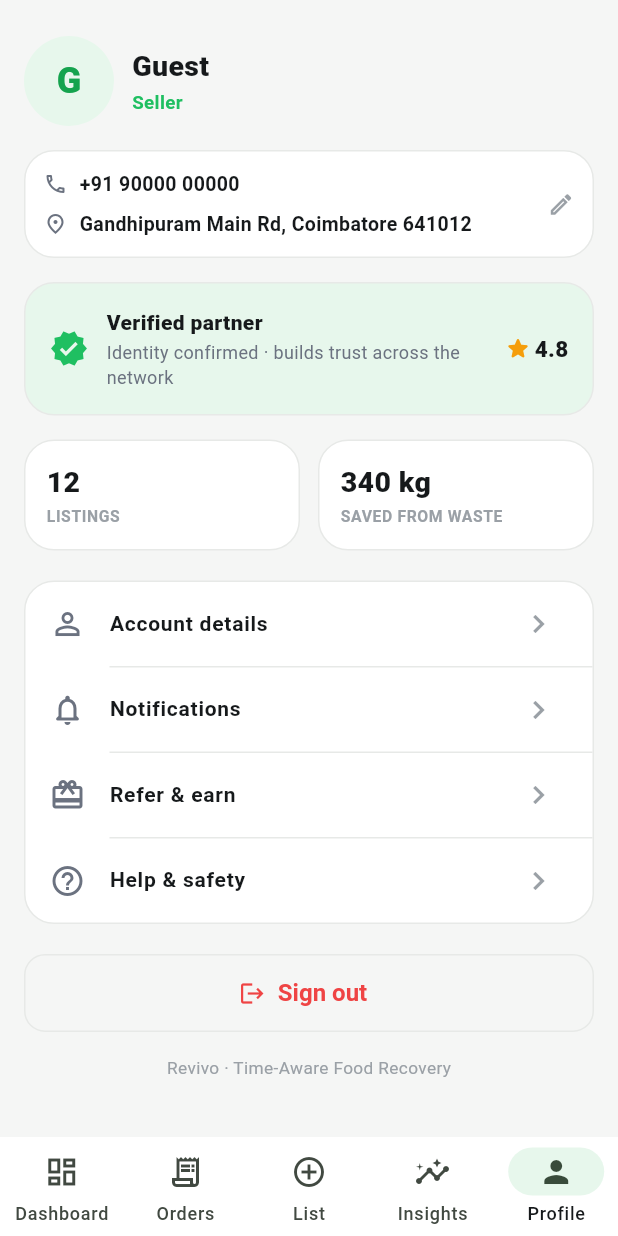
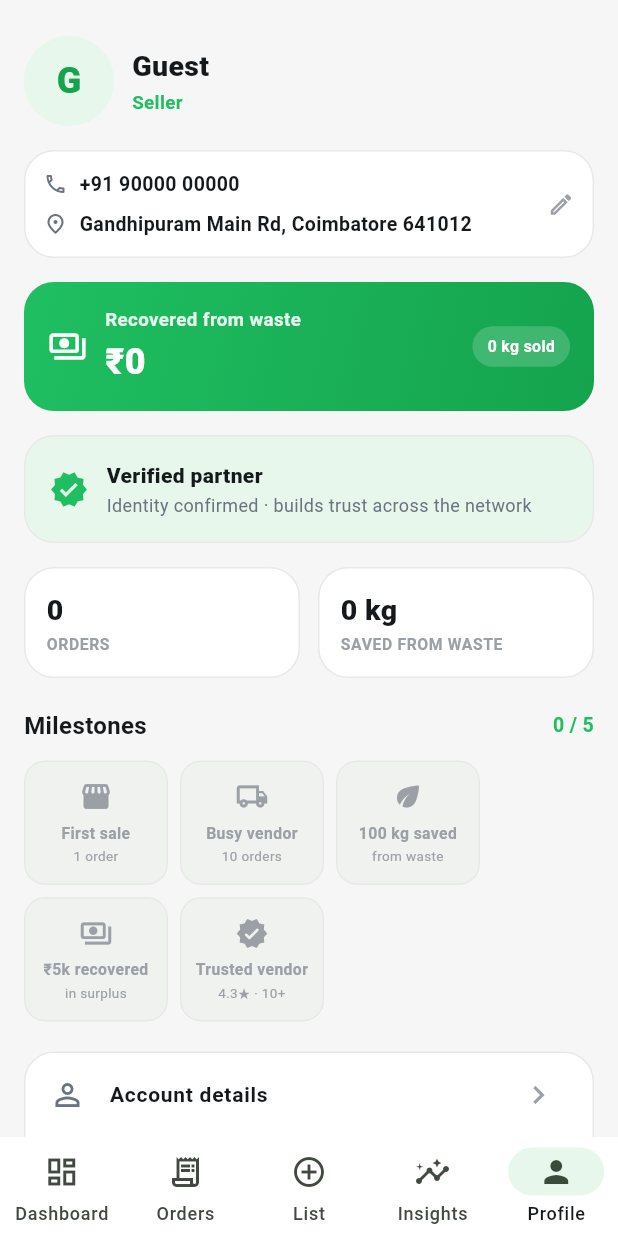
Before and after one commit to smriti51818/Revivo, a Flutter app: the ProfileScreen screen opened by its route, on a phone screen of 412 x 824 dp. Run offline on Flutter 3.47's test engine with Material 3 defaults, Android fonts, the phone set to English and light mode, and no system bars; our stand-ins replace flutter_riverpod, go_router, image_picker.

Commit message:
feat(profile): real role-aware stats, un-gate seller/cook wallet & badges
Kill the hardcoded profile numbers (12 listings, ₹6,200 saved, 4.8★, …) and
the buyer-only gating. The profile now reads GET /profile and shows every role
its real, persisted figures:

- Ledger card for all three roles: buyer credits · seller recovered revenue +
  kg sold · cook meals served + rescues (was a buyer-only wallet card)
- Trust card shows a seller's real earned rating + Trusted badge (was a
  hardcoded 4.8)
- Stat tiles + milestone badges now role-aware and data-driven —
  sellerBadges()/cookBadges() added alongside buyerBadges()
- profileStatsProvider (GET /profile) + ProfileStats model; pull-to-refresh
- asInt() JSON helper

flutter analyze clean, 21 tests green. Offline mode degrades to honest zeros
instead of fabricated numbers.

```diff
--- a/app/lib/core/api/json_utils.dart
+++ b/app/lib/core/api/json_utils.dart
@@ -3,6 +3,10 @@
 double asDouble(dynamic value) =>
     value is num ? value.toDouble() : double.tryParse('$value') ?? 0;
 
+/// Parses a JSON number into a Dart int, defaulting to 0.
+int asInt(dynamic value) =>
+    value is num ? value.toInt() : int.tryParse('$value') ?? 0;
+
 /// Converts epoch seconds (int/double) to a DateTime, defaulting to now.
 DateTime epochToDate(dynamic value) => value is num
     ? DateTime.fromMillisecondsSinceEpoch((value * 1000).round())
--- /dev/null
+++ b/app/lib/features/shared/application/profile_stats_providers.dart
@@ -0,0 +1,89 @@
+import 'package:flutter_riverpod/flutter_riverpod.dart';
+
+import '../../../core/api/providers.dart';
+import '../../../core/api/json_utils.dart';
+
+/// The signed-in user's real, persisted numbers (GET /profile) — wallet balance,
+/// vendor reputation, and role-specific aggregates. Replaces the old hardcoded
+/// profile stats and the name-hash-faked vendor reputation.
+class ProfileStats {
+  const ProfileStats({
+    required this.walletCredits,
+    required this.vendorOrders,
+    required this.vendorSoldKg,
+    required this.vendorRevenue,
+    required this.vendorRating,
+    required this.vendorRatingCount,
+    required this.vendorTrusted,
+    required this.buyerOrders,
+    required this.buyerSaved,
+    required this.buyerKg,
+    required this.cookRescues,
+    required this.cookMeals,
+    required this.cookKg,
+  });
+
+  final int walletCredits;
+
+  final int vendorOrders;
+  final double vendorSoldKg;
+  final double vendorRevenue;
+  final double vendorRating;
+  final int vendorRatingCount;
+  final bool vendorTrusted;
+
+  final int buyerOrders;
+  final double buyerSaved;
+  final double buyerKg;
+
+  final int cookRescues;
+  final int cookMeals;
+  final double cookKg;
+
+  static const empty = ProfileStats(
+    walletCredits: 0,
+    vendorOrders: 0,
+    vendorSoldKg: 0,
+    vendorRevenue: 0,
+    vendorRating: 0,
+    vendorRatingCount: 0,
+    vendorTrusted: false,
+    buyerOrders: 0,
+    buyerSaved: 0,
+    buyerKg: 0,
+    cookRescues: 0,
+    cookMeals: 0,
+    cookKg: 0,
+  );
+
+  factory ProfileStats.fromJson(Map<String, dynamic> j) {
+    final vendor = (j['vendor'] as Map?)?.cast<String, dynamic>() ?? const {};
+    final buyer = (j['buyer'] as Map?)?.cast<String, dynamic>() ?? const {};
+    final cook = (j['cook'] as Map?)?.cast<String, dynamic>() ?? const {};
+    return ProfileStats(
+      walletCredits: asInt(j['wallet']),
+      vendorOrders: asInt(vendor['orders']),
+      vendorSoldKg: asDouble(vendor['soldKg']),
+      vendorRevenue: asDouble(vendor['revenue']),
+      vendorRating: asDouble(vendor['avgRating']),
+      vendorRatingCount: asInt(vendor['ratingCount']),
+      vendorTrusted: vendor['trusted'] == true,
+      buyerOrders: asInt(buyer['orders']),
+      buyerSaved: asDouble(buyer['saved']),
+      buyerKg: asDouble(buyer['kg']),
+      cookRescues: asInt(cook['rescues']),
+      cookMeals: asInt(cook['meals']),
+      cookKg: asDouble(cook['kg']),
+    );
+  }
+}
+
+/// Fetches the live profile aggregates. Offline/mock mode returns zeros — the
+/// UI degrades to an honest empty state rather than fabricated numbers.
+final profileStatsProvider = FutureProvider<ProfileStats>((ref) async {
+  final config = ref.read(appConfigProvider);
+  if (!config.useLiveApi) return ProfileStats.empty;
+  final res = await ref.read(apiClientProvider).get('/profile');
+  if (res is! Map) return ProfileStats.empty;
+  return ProfileStats.fromJson(res.cast<String, dynamic>());
+});
--- a/app/lib/features/shared/badges.dart
+++ b/app/lib/features/shared/badges.dart
@@ -52,3 +52,75 @@ List<MilestoneBadge> buyerBadges({
         earned: meals >= 50),
   ];
 }
+
+/// Seller milestones from real orders fulfilled, kg moved, revenue, and the
+/// auto-earned Trusted flag.
+List<MilestoneBadge> sellerBadges({
+  required int orders,
+  required double kg,
+  required double revenue,
+  required bool trusted,
+}) {
+  return [
+    MilestoneBadge(
+        title: 'First sale',
+        sub: '1 order',
+        icon: Icons.storefront_rounded,
+        earned: orders >= 1),
+    MilestoneBadge(
+        title: 'Busy vendor',
+        sub: '10 orders',
+        icon: Icons.local_shipping_outlined,
+        earned: orders >= 10),
+    MilestoneBadge(
+        title: '100 kg saved',
+        sub: 'from waste',
+        icon: Icons.eco_rounded,
+        earned: kg >= 100),
+    MilestoneBadge(
+        title: '₹5k recovered',
+        sub: 'in surplus',
+        icon: Icons.payments_outlined,
+        earned: revenue >= 5000),
+    MilestoneBadge(
+        title: 'Trusted vendor',
+        sub: '4.3★ · 10+',
+        icon: Icons.verified_rounded,
+        earned: trusted),
+  ];
+}
+
+/// Cook/NGO milestones from rescues handled and meals served.
+List<MilestoneBadge> cookBadges({
+  required int rescues,
+  required int meals,
+  required double kg,
+}) {
+  return [
+    MilestoneBadge(
+        title: 'First rescue',
+        sub: '1 handled',
+        icon: Icons.volunteer_activism_outlined,
+        earned: rescues >= 1),
+    MilestoneBadge(
+        title: 'Meal hero',
+        sub: '~100 meals',
+        icon: Icons.restaurant_rounded,
+        earned: meals >= 100),
+    MilestoneBadge(
+        title: 'Kitchen force',
+        sub: '10 rescues',
+        icon: Icons.soup_kitchen_outlined,
+        earned: rescues >= 10),
+    MilestoneBadge(
+        title: '500 meals',
+        sub: 'served',
+        icon: Icons.diversity_3_outlined,
+        earned: meals >= 500),
+    MilestoneBadge(
+        title: '250 kg rescued',
+        sub: 'kept from waste',
+        icon: Icons.shield_outlined,
+        earned: kg >= 250),
+  ];
+}
--- a/app/lib/features/shared/profile_screen.dart
+++ b/app/lib/features/shared/profile_screen.dart
@@ -8,9 +8,8 @@ import '../../core/theme/app_colors.dart';
 import '../../core/theme/app_spacing.dart';
 import '../../core/format.dart';
 import '../../core/widgets/app_card.dart';
-import '../buyer/application/marketplace_providers.dart';
-import '../buyer/application/wallet_providers.dart';
 import 'application/profile_providers.dart';
+import 'application/profile_stats_providers.dart';
 import 'badges.dart';
 
 class ProfileScreen extends ConsumerWidget {
@@ -23,9 +22,13 @@ class ProfileScreen extends ConsumerWidget {
     final role = session?.role ?? UserRole.vendor;
     final name = session?.name ?? details.name;
     final email = session?.email ?? '';
+    final stats =
+        ref.watch(profileStatsProvider).valueOrNull ?? ProfileStats.empty;
 
     return Scaffold(
       body: SafeArea(
+        child: RefreshIndicator(
+          onRefresh: () => ref.refresh(profileStatsProvider.future),
           child: ListView(
             padding: const EdgeInsets.all(AppSpacing.screen),
             children: [
@@ -33,26 +36,22 @@ class ProfileScreen extends ConsumerWidget {
               _identity(name, email, role),
               const SizedBox(height: AppSpacing.lg),
               _contactCard(context, details),
-            if (role == UserRole.buyer) ...[
               const SizedBox(height: AppSpacing.lg),
-              _walletCard(ref.watch(walletProvider)),
-            ],
+              _ledgerCard(role, stats),
               const SizedBox(height: AppSpacing.lg),
-            _trustCard(),
+              _trustCard(role, stats),
               const SizedBox(height: AppSpacing.lg),
               Row(
                 children: [
-                for (final stat in _statsFor(role)) ...[
+                  for (final stat in _statsFor(role, stats)) ...[
                     Expanded(child: _statTile(stat.$1, stat.$2)),
-                  if (stat != _statsFor(role).last)
+                    if (stat != _statsFor(role, stats).last)
                       const SizedBox(width: AppSpacing.md),
                   ],
                 ],
               ),
-            if (role == UserRole.buyer) ...[
               const SizedBox(height: AppSpacing.xl),
-              _badges(ref),
-            ],
+              _badges(role, stats),
               const SizedBox(height: AppSpacing.xl),
               _menu(context),
               const SizedBox(height: AppSpacing.xl),
@@ -61,7 +60,8 @@ class ProfileScreen extends ConsumerWidget {
                   ref.read(sessionProvider.notifier).signOut();
                   context.go('/role');
                 },
-              icon: const Icon(Icons.logout, size: 18, color: AppColors.danger),
+                icon:
+                    const Icon(Icons.logout, size: 18, color: AppColors.danger),
                 label: const Text('Sign out',
                     style: TextStyle(color: AppColors.danger)),
                 style: OutlinedButton.styleFrom(
@@ -77,6 +77,7 @@ class ProfileScreen extends ConsumerWidget {
                 ),
               ),
             ],
+          ),
         ),
       ),
     );
@@ -183,11 +184,25 @@ class ProfileScreen extends ConsumerWidget {
     );
   }
 
-  Widget _badges(WidgetRef ref) {
-    final orders = ref.watch(ordersProvider).valueOrNull ?? const [];
-    final saved = orders.fold<double>(0, (s, o) => s + o.saved);
-    final kg = orders.fold<double>(0, (s, o) => s + o.quantityKg);
-    final badges = buyerBadges(orders: orders.length, saved: saved, kg: kg);
+  Widget _badges(UserRole role, ProfileStats s) {
+    final badges = switch (role) {
+      UserRole.vendor => sellerBadges(
+          orders: s.vendorOrders,
+          kg: s.vendorSoldKg,
+          revenue: s.vendorRevenue,
+          trusted: s.vendorTrusted,
+        ),
+      UserRole.cook => cookBadges(
+          rescues: s.cookRescues,
+          meals: s.cookMeals,
+          kg: s.cookKg,
+        ),
+      UserRole.buyer => buyerBadges(
+          orders: s.buyerOrders,
+          saved: s.buyerSaved,
+          kg: s.buyerKg,
+        ),
+    };
     final earned = badges.where((b) => b.earned).length;
 
     return Column(
@@ -249,7 +264,29 @@ class ProfileScreen extends ConsumerWidget {
     );
   }
 
-  Widget _walletCard(int balance) {
+  /// A role-appropriate value ledger — the buyer's redeemable credits, the
+  /// seller's recovered revenue, or the cook's meals served. All real numbers.
+  Widget _ledgerCard(UserRole role, ProfileStats s) {
+    final (icon, label, value, tag) = switch (role) {
+      UserRole.buyer => (
+          Icons.account_balance_wallet_outlined,
+          'Revivo credits',
+          formatMoney(s.walletCredits.toDouble()),
+          '1 credit / ₹10 saved',
+        ),
+      UserRole.vendor => (
+          Icons.payments_outlined,
+          'Recovered from waste',
+          formatMoney(s.vendorRevenue),
+          '${formatKg(s.vendorSoldKg)} sold',
+        ),
+      UserRole.cook => (
+          Icons.restaurant_rounded,
+          'Meals served',
+          '~${formatCount(s.cookMeals)}',
+          '${s.cookRescues} rescues',
+        ),
+    };
     return Container(
       width: double.infinity,
       padding: const EdgeInsets.all(AppSpacing.lg),
@@ -263,20 +300,19 @@ class ProfileScreen extends ConsumerWidget {
       ),
       child: Row(
         children: [
-          const Icon(Icons.account_balance_wallet_outlined,
-              color: Colors.white, size: 26),
+          Icon(icon, color: Colors.white, size: 26),
           const SizedBox(width: AppSpacing.md),
           Expanded(
             child: Column(
               crossAxisAlignment: CrossAxisAlignment.start,
               children: [
-                Text('Revivo credits',
+                Text(label,
                     style: TextStyle(
                         color: Colors.white.withValues(alpha: 0.9),
                         fontSize: 12.5,
                         fontWeight: FontWeight.w600)),
                 const SizedBox(height: 2),
-                Text(formatMoney(balance.toDouble()),
+                Text(value,
                     style: const TextStyle(
                         color: Colors.white,
                         fontSize: 24,
@@ -285,14 +321,13 @@ class ProfileScreen extends ConsumerWidget {
             ),
           ),
           Container(
-            padding:
-                const EdgeInsets.symmetric(horizontal: 10, vertical: 6),
+            padding: const EdgeInsets.symmetric(horizontal: 10, vertical: 6),
             decoration: BoxDecoration(
               color: Colors.white.withValues(alpha: 0.18),
               borderRadius: BorderRadius.circular(AppRadius.pill),
             ),
-            child: const Text('1 credit / ₹10 saved',
-                style: TextStyle(
+            child: Text(tag,
+                style: const TextStyle(
                     color: Colors.white,
                     fontSize: 10.5,
                     fontWeight: FontWeight.w700)),
@@ -302,8 +337,17 @@ class ProfileScreen extends ConsumerWidget {
     );
   }
 
-  Widget _trustCard() {
-    const verified = 'Verified partner';
+  /// Trust card. Sellers show their real earned rating + Trusted badge; other
+  /// roles show identity-verified partner status.
+  Widget _trustCard(UserRole role, ProfileStats s) {
+    final isSeller = role == UserRole.vendor;
+    final hasRating = isSeller && s.vendorRatingCount > 0;
+    final title = isSeller && s.vendorTrusted
+        ? 'Trusted vendor'
+        : 'Verified partner';
+    final subtitle = hasRating
+        ? '${s.vendorRatingCount} ratings · builds trust across the network'
+        : 'Identity confirmed · builds trust across the network';
     return AppCard(
       color: AppColors.primarySurface,
       child: Row(
@@ -314,26 +358,24 @@ class ProfileScreen extends ConsumerWidget {
             child: Column(
               crossAxisAlignment: CrossAxisAlignment.start,
               children: [
-                Text(
-                  verified,
+                Text(title,
                     style: const TextStyle(
-                      fontSize: 14, fontWeight: FontWeight.w800),
-                ),
+                        fontSize: 14, fontWeight: FontWeight.w800)),
                 const SizedBox(height: 1),
-                const Text(
-                  'Identity confirmed · builds trust across the network',
-                  style: TextStyle(
-                      fontSize: 12, color: AppColors.textSecondary),
-                ),
+                Text(subtitle,
+                    style: const TextStyle(
+                        fontSize: 12, color: AppColors.textSecondary)),
               ],
             ),
           ),
-          const Row(
+          if (hasRating)
+            Row(
               children: [
-              Icon(Icons.star_rounded, size: 18, color: AppColors.warning),
-              SizedBox(width: 2),
-              Text('4.8',
-                  style: TextStyle(fontSize: 15, fontWeight: FontWeight.w800)),
+                const Icon(Icons.star_rounded, size: 18, color: AppColors.warning),
+                const SizedBox(width: 2),
+                Text(s.vendorRating.toStringAsFixed(1),
+                    style: const TextStyle(
+                        fontSize: 15, fontWeight: FontWeight.w800)),
               ],
             ),
         ],
@@ -341,10 +383,20 @@ class ProfileScreen extends ConsumerWidget {
     );
   }
 
-  List<(String, String)> _statsFor(UserRole role) => switch (role) {
-        UserRole.vendor => [('Listings', '12'), ('Saved from waste', '340 kg')],
-        UserRole.buyer => [('Orders', '28'), ('You saved', '₹6,200')],
-        UserRole.cook => [('Meals served', '~1,200'), ('Rescues', '48')],
+  List<(String, String)> _statsFor(UserRole role, ProfileStats s) =>
+      switch (role) {
+        UserRole.vendor => [
+            ('Orders', '${s.vendorOrders}'),
+            ('Saved from waste', formatKg(s.vendorSoldKg)),
+          ],
+        UserRole.buyer => [
+            ('Orders', '${s.buyerOrders}'),
+            ('You saved', formatMoney(s.buyerSaved)),
+          ],
+        UserRole.cook => [
+            ('Meals served', '~${formatCount(s.cookMeals)}'),
+            ('Rescues', '${s.cookRescues}'),
+          ],
       };
 
   Widget _statTile(String label, String value) {
```
Lines whose indentation alone changed are shown as unchanged.
